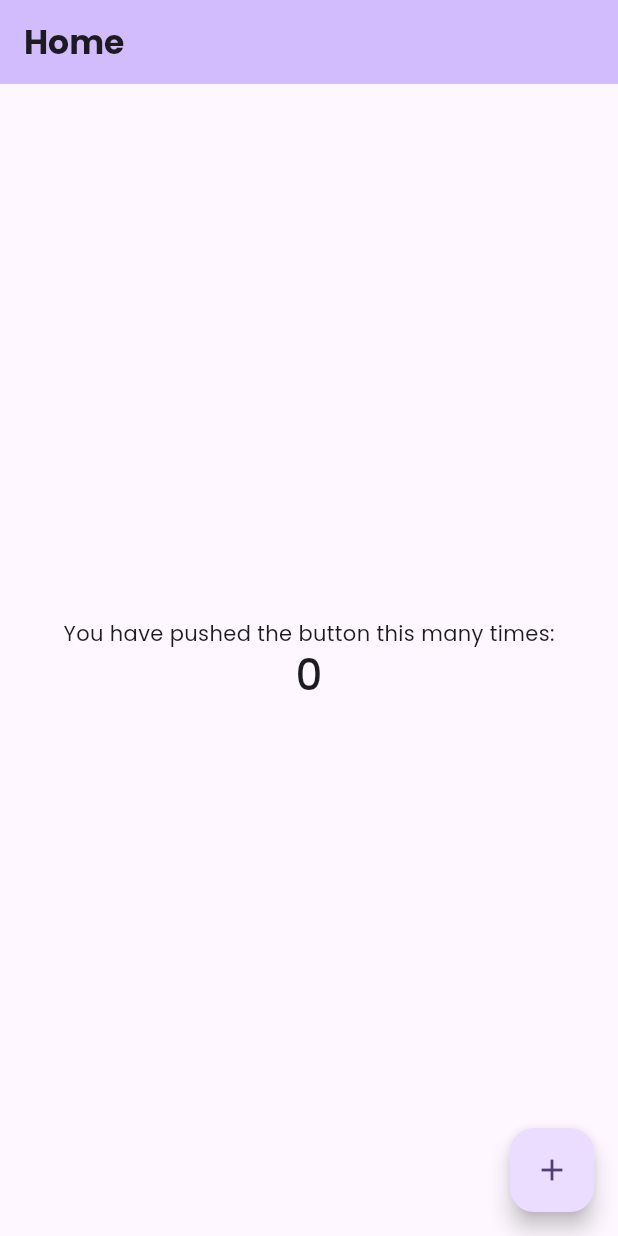
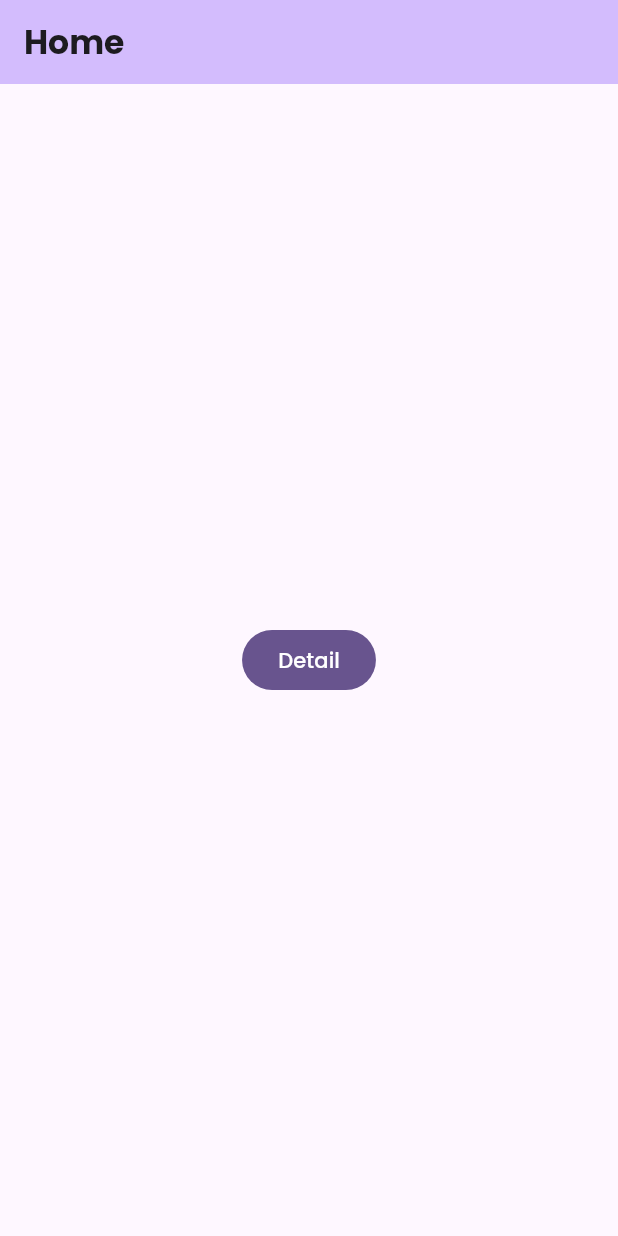
Before and after one commit to nfach98/flutter-starter, a Flutter app: the screen it shows after launch, on a phone screen of 412 x 824 dp. Run offline on Flutter 3.47's test engine with Material 3 defaults, Android fonts, the phone set to English and light mode, and no system bars; our stand-ins replace google_fonts.

Commit message:
chore: set up router

```diff
--- a/lib/presentation/screens/detail_screen.dart
+++ b/lib/presentation/screens/detail_screen.dart
@@ -19,12 +19,12 @@ class _DetailScreenState extends State<DetailScreen> {
     return Scaffold(
       appBar: AppBar(
         backgroundColor: Theme.of(context).colorScheme.inversePrimary,
-        title: const Text('Home'),
+        title: const Text('Detail'),
       ),
       body: Center(
         child: Column(
           mainAxisAlignment: MainAxisAlignment.center,
-          children: <Widget>[
+          children: [
             const Text(
               'You have pushed the button this many times:',
             ),
--- a/lib/presentation/screens/list_screen.dart
+++ b/lib/presentation/screens/list_screen.dart
@@ -1,4 +1,5 @@
 import 'package:flutter/material.dart';
+import 'package:starter/presentation/router/app_router.dart';
 
 class ListScreen extends StatefulWidget {
   const ListScreen({super.key});
@@ -8,12 +9,6 @@ class ListScreen extends StatefulWidget {
 }
 
 class _ListScreenState extends State<ListScreen> {
-  int _counter = 0;
-
-  void _incrementCounter() {
-    setState(() => _counter++);
-  }
-
   @override
   Widget build(BuildContext context) {
     return Scaffold(
@@ -22,23 +17,12 @@ class _ListScreenState extends State<ListScreen> {
         title: const Text('Home'),
       ),
       body: Center(
-        child: Column(
-          mainAxisAlignment: MainAxisAlignment.center,
-          children: <Widget>[
-            const Text(
-              'You have pushed the button this many times:',
-            ),
-            Text(
-              '$_counter',
-              style: Theme.of(context).textTheme.headlineMedium,
-            ),
-          ],
+        child: FilledButton(
+          onPressed: () {
+            Navigator.pushNamed(context, AppRouter.detail);
+          },
+          child: const Text('Detail'),
         ),
-      ),
-      floatingActionButton: FloatingActionButton(
-        onPressed: _incrementCounter,
-        tooltip: 'Increment',
-        child: const Icon(Icons.add),
       ),
     );
   }
```
